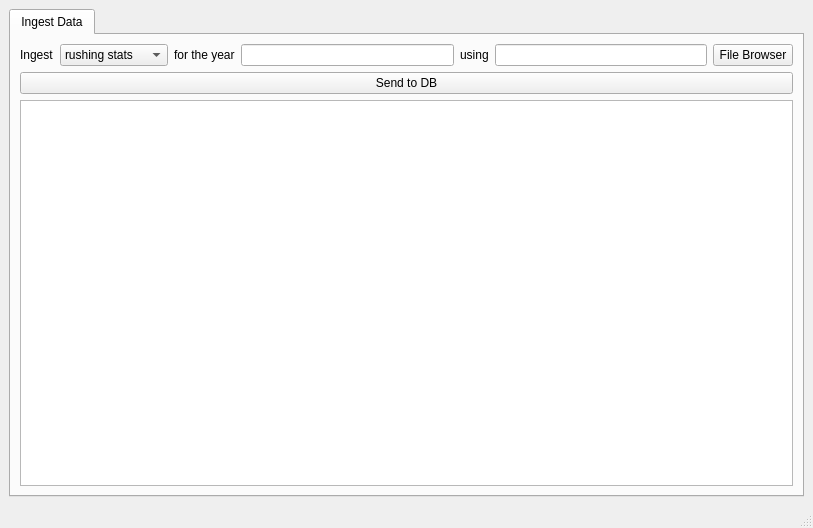
The window that Front End/QT Front End/FFProjectQTFront/mainwindow.ui (johnhcstaton/MyBigFFProject) describes before a commit, drawn with Qt 5.
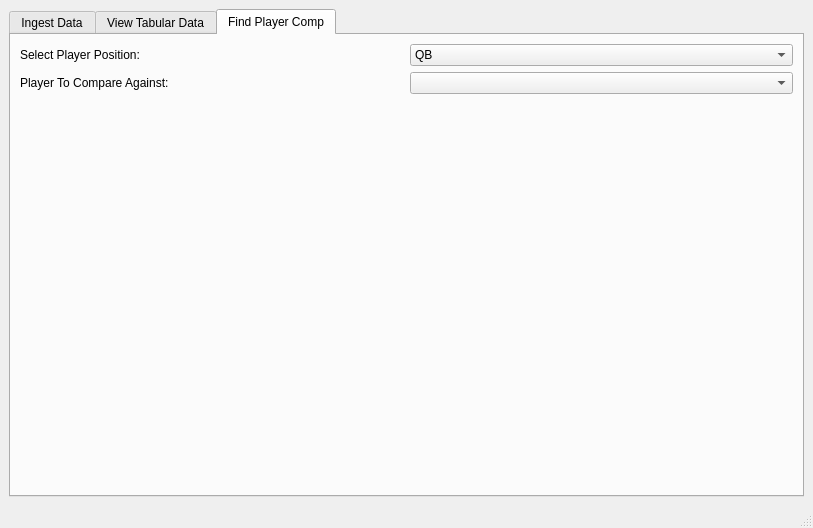
The same window after the commit.

Commit message: added view data and player comp tabs, then realized i needed a way to get all player names of a position from the stats so i created an endpoint to do the thing

Patch:
```diff
--- a/Front End/QT Front End/FFProjectQTFront/mainwindow.ui
+++ b/Front End/QT Front End/FFProjectQTFront/mainwindow.ui
@@ -18,7 +18,7 @@
     <item>
      <widget class="QTabWidget" name="mainTabWidget">
       <property name="currentIndex">
-       <number>0</number>
+       <number>2</number>
       </property>
       <widget class="QWidget" name="ingestTab">
        <attribute name="title">
@@ -90,9 +90,148 @@
          </widget>
         </item>
         <item>
-         <layout class="QHBoxLayout" name="horizontalLayout_3">
+         <widget class="QPlainTextEdit" name="ingestConsole"/>
+        </item>
+       </layout>
+      </widget>
+      <widget class="QWidget" name="viewDataTab">
+       <attribute name="title">
+        <string>View Tabular Data</string>
+       </attribute>
+       <layout class="QVBoxLayout" name="verticalLayout_3">
+        <item>
+         <layout class="QHBoxLayout" name="viewDataLayout">
           <item>
-           <widget class="QPlainTextEdit" name="ingestConsole"/>
+           <widget class="QComboBox" name="statsCB">
+            <item>
+             <property name="text">
+              <string>Rushing Stats</string>
+             </property>
+            </item>
+            <item>
+             <property name="text">
+              <string>Passing Stats</string>
+             </property>
+            </item>
+            <item>
+             <property name="text">
+              <string>Receiving Stats</string>
+             </property>
+            </item>
+           </widget>
+          </item>
+          <item>
+           <widget class="QComboBox" name="yearCB">
+            <item>
+             <property name="text">
+              <string>All Years</string>
+             </property>
+            </item>
+           </widget>
+          </item>
+          <item>
+           <widget class="QPushButton" name="refreshBtn">
+            <property name="text">
+             <string>Refresh</string>
+            </property>
+           </widget>
+          </item>
+         </layout>
+        </item>
+        <item>
+         <widget class="QTableWidget" name="viewDataTbl"/>
+        </item>
+       </layout>
+      </widget>
+      <widget class="QWidget" name="playerCompTab">
+       <attribute name="title">
+        <string>Find Player Comp</string>
+       </attribute>
+       <layout class="QVBoxLayout" name="verticalLayout_6">
+        <item>
+         <layout class="QHBoxLayout" name="horizontalLayout_6">
+          <item>
+           <widget class="QLabel" name="playerCompPositionLbl">
+            <property name="text">
+             <string>Select Player Position:</string>
+            </property>
+           </widget>
+          </item>
+          <item>
+           <widget class="QComboBox" name="playerCompPositionCb">
+            <item>
+             <property name="text">
+              <string>QB</string>
+             </property>
+            </item>
+            <item>
+             <property name="text">
+              <string>RB</string>
+             </property>
+            </item>
+            <item>
+             <property name="text">
+              <string>WR</string>
+             </property>
+            </item>
+            <item>
+             <property name="text">
+              <string>TE</string>
+             </property>
+            </item>
+           </widget>
+          </item>
+         </layout>
+        </item>
+        <item>
+         <layout class="QHBoxLayout" name="horizontalLayout_4">
+          <item>
+           <widget class="QLabel" name="playerCompPlayerSelectLbl">
+            <property name="text">
+             <string>Player To Compare Against:</string>
+            </property>
+           </widget>
+          </item>
+          <item>
+           <widget class="QComboBox" name="playerCompPlayerSelectCb"/>
+          </item>
+         </layout>
+        </item>
+        <item>
+         <layout class="QHBoxLayout" name="horizontalLayout_5">
+          <item>
+           <layout class="QVBoxLayout" name="verticalLayout_7">
+            <item>
+             <spacer name="verticalSpacer">
+              <property name="orientation">
+               <enum>Qt::Vertical</enum>
+              </property>
+              <property name="sizeHint" stdset="0">
+               <size>
+                <width>20</width>
+                <height>40</height>
+               </size>
+              </property>
+             </spacer>
+            </item>
+           </layout>
+          </item>
+          <item>
+           <layout class="QVBoxLayout" name="verticalLayout_9">
+            <item>
+             <spacer name="verticalSpacer_2">
+              <property name="orientation">
+               <enum>Qt::Vertical</enum>
+              </property>
+              <property name="sizeHint" stdset="0">
+               <size>
+                <width>20</width>
+                <height>40</height>
+               </size>
+              </property>
+             </spacer>
+            </item>
+           </layout>
           </item>
          </layout>
         </item>
```
Left out of the diff: 10 changed lines with no effect on the pictures. The commit also changes 25 other files.
